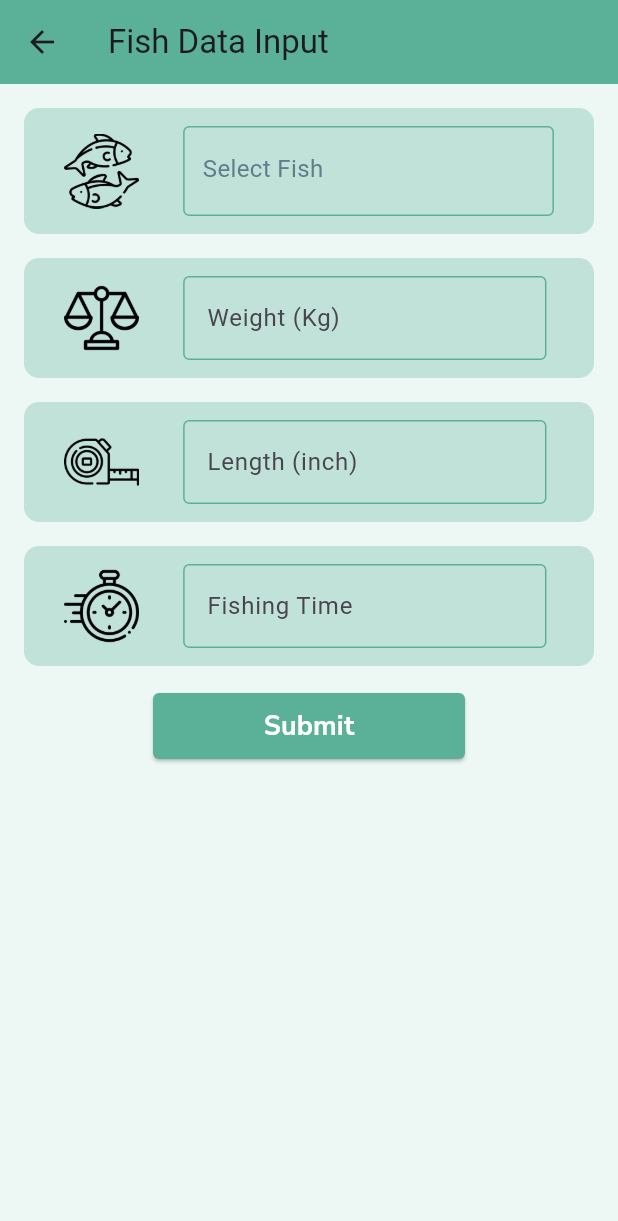
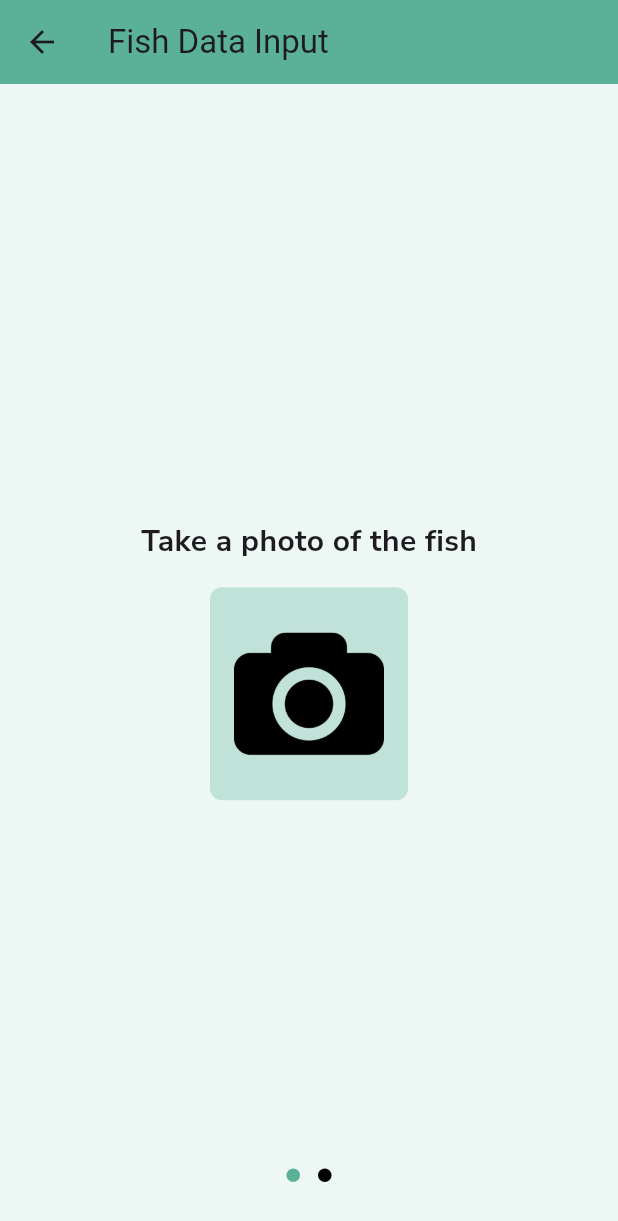
Before and after one commit to mainul99m/nano-doap-c4cem, a Flutter app: the FishDataInputScreen screen opened directly, on a phone screen of 412 x 824 dp. Shown: the top 1221 px of the screen. Run offline on Flutter 3.47's test engine with Material 3 defaults, Android fonts, the light colour scheme and no system bars; drawn by our look-alikes of dots_indicator; our stand-ins replace geolocator, get, google_fonts, image_picker, lottie, shared_preferences; accounts and stored records are empty.

Commit message:
Add camera functionality

```diff
--- a/lib/controllers/fish_data_input_screen_controller.dart
+++ b/lib/controllers/fish_data_input_screen_controller.dart
@@ -1,11 +1,16 @@
 import 'package:flutter/material.dart';
 import 'package:geolocator/geolocator.dart';
 import 'package:get/get.dart';
+import 'package:image_picker/image_picker.dart';
+import 'package:nano_doap_c4cem/utils/custom_message.dart';
 import 'package:nano_doap_c4cem/views/select_fish_list_screen.dart';
 
 class FishDataInputScreenController extends GetxController {
 
   var selectedFish = "".obs;
+  var imagePath = "".obs;
+  var currentPageIndex = 0.obs;
+
   Position? currentLocation;
 
 
@@ -43,4 +48,19 @@ class FishDataInputScreenController extends GetxController {
     }
   }
 
+  void cameraButtonPressed() async{
+    try{
+      XFile? image = await ImagePicker().pickImage(source: ImageSource.camera);
+      if(image != null){
+        imagePath.value = image.path;
+      }
+    } catch(e){
+      CustomMessage.showErrorMessage(
+          title: "Camera Error",
+          message: "An error occurred while taking the photo"
+      );
+    }
+  }
+
+
 }
--- a/lib/views/fish_data_input_screen.dart
+++ b/lib/views/fish_data_input_screen.dart
@@ -1,3 +1,4 @@
+import 'package:dots_indicator/dots_indicator.dart';
 import 'package:flutter/material.dart';
 import 'package:nano_doap_c4cem/controllers/fish_data_input_screen_controller.dart';
 import 'package:nano_doap_c4cem/utils/app_colors.dart';
@@ -19,7 +20,66 @@ class FishDataInputScreen extends StatelessWidget {
         title: 'Fish Data Input'
       ),
       backgroundColor: AppColors.backgroundColor,
-      body: SingleChildScrollView(
+      body: Stack(
+        children: [
+          PageView(
+            onPageChanged: controller.currentPageIndex,
+            children: [
+              _photo_input_section(),
+              _data_input_section()
+            ],
+          ),
+          Positioned(
+            bottom: 30,
+            left: 0,
+            right: 0,
+            child: Obx(()=>DotsIndicator(
+              dotsCount: 2,
+              position: controller.currentPageIndex.value,
+              decorator: DotsDecorator(
+                color: AppColors.secondaryColor,
+                activeColor: AppColors.primaryColor
+              ),
+            )),
+          )
+        ],
+      )
+    );
+  }
+
+  Widget _photo_input_section(){
+    return Column(
+      mainAxisAlignment: MainAxisAlignment.center,
+      crossAxisAlignment: CrossAxisAlignment.center,
+      children: [
+        Text(
+          'Take a photo of the fish',
+          style: TextStyleSheets.subtitle,
+        ),
+        const SizedBox(height: 16),
+        InkWell(
+          onTap: controller.cameraButtonPressed,
+          child: Container(
+            decoration: BoxDecoration(
+                color: AppColors.secondaryBrightColor,
+                borderRadius: BorderRadius.circular(8),
+            ),
+            child: Padding(
+              padding: EdgeInsets.symmetric(horizontal: 16, vertical: 16),
+              child: Image.asset(
+                'assets/icons/ic_camera.png',
+                width: 100,
+                height: 110,
+              ),
+            ),
+          ),
+        ),
+      ],
+    );
+  }
+
+  Widget _data_input_section(){
+    return SingleChildScrollView(
         child: Container(
           padding: const EdgeInsets.all(16),
           child: Column(
@@ -58,7 +118,6 @@ class FishDataInputScreen extends StatelessWidget {
           ),
         )
 
-      ),
     );
   }
 }
--- a/pubspec.yaml
+++ b/pubspec.yaml
@@ -17,6 +17,8 @@ dependencies:
   cupertino_icons: ^1.0.8
   google_fonts: ^6.2.1
   lottie: ^3.1.2
+  dots_indicator: ^3.0.0
+  image_picker: ^1.1.2
 
   #state management
   get: ^4.6.6
```
Also changed, not shown: lib/services/image_service.dart (added, +23 -0 lines).
